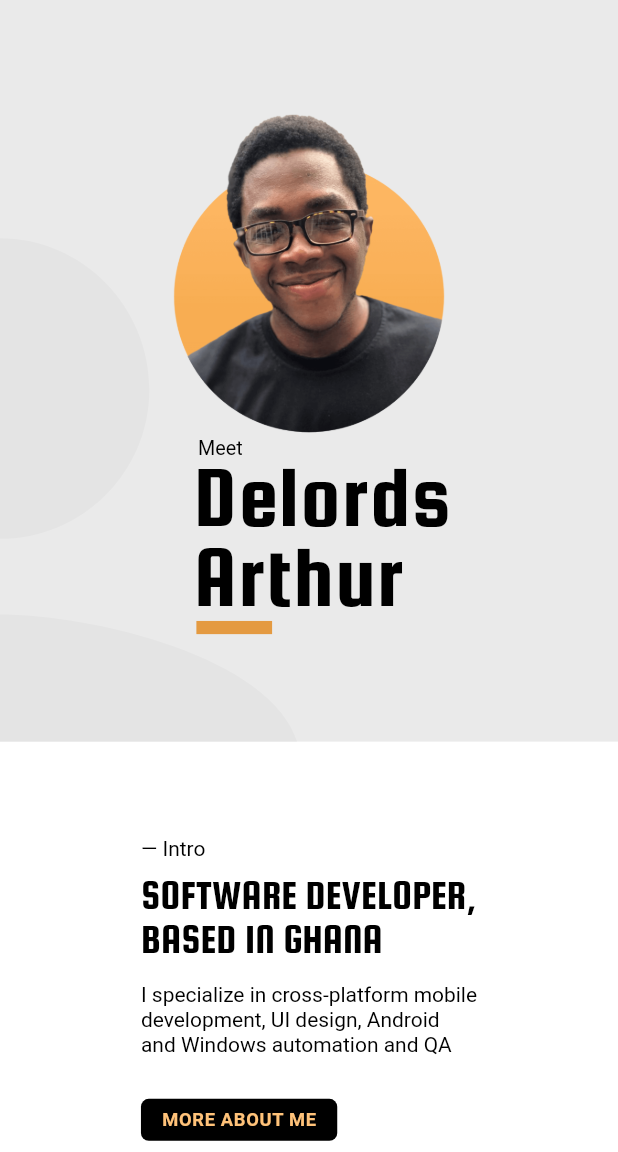
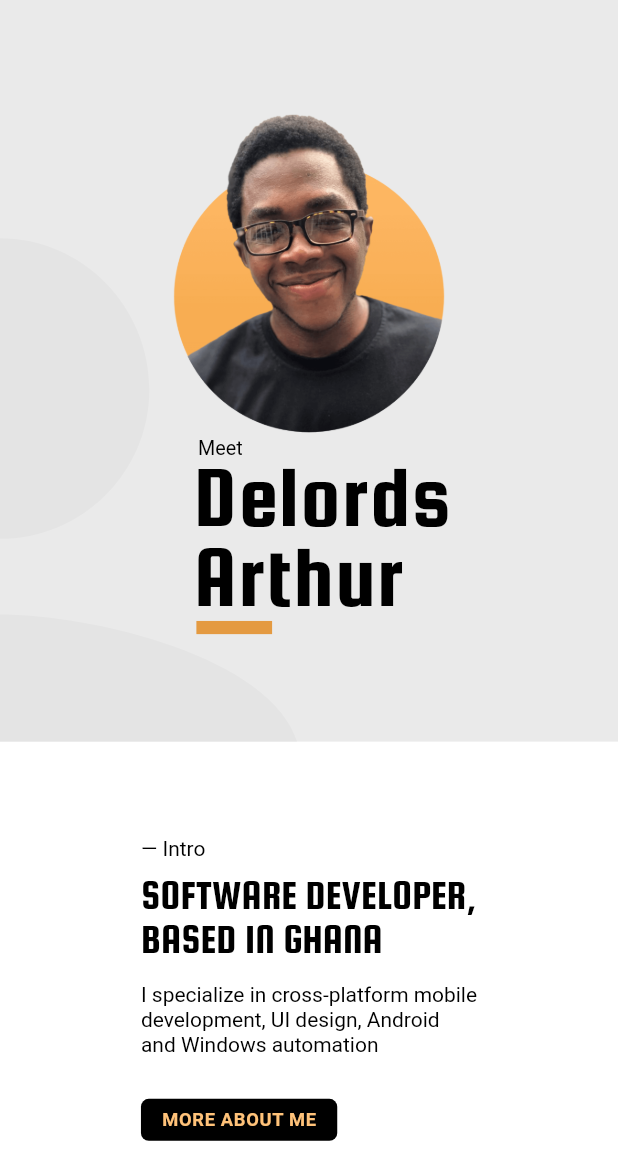
Before and after one commit to thearthurdev/arthurdev, a Flutter app: the screen it shows after launch, on a phone screen of 412 x 824 dp, the part 84-1236 px from its top. Run offline on Flutter 3.47's test engine with Material 2 defaults, Android fonts, the phone set to English and light mode, and no system bars; our stand-ins replace flutter_svg; missing offline and left inert: system_theme; Roboto replaces fonts that are missing (Sen).

Commit message:
Update intro_info_section.dart

```diff
--- a/lib/sections/intro_info_section.dart
+++ b/lib/sections/intro_info_section.dart
@@ -25,7 +25,7 @@
               sectionTitle: 'Intro',
               heading: 'Software Developer,\nbased in Ghana',
               body:
-                  'I specialize in cross-platform mobile\ndevelopment, UI design, Android\nand Windows automation and QA',
+                  'I specialize in cross-platform mobile\ndevelopment, UI design, Android\nand Windows automation',
               actionText: 'More about me',
               onActionTap: () async {
                 Uri url = kResumeURL;
```
